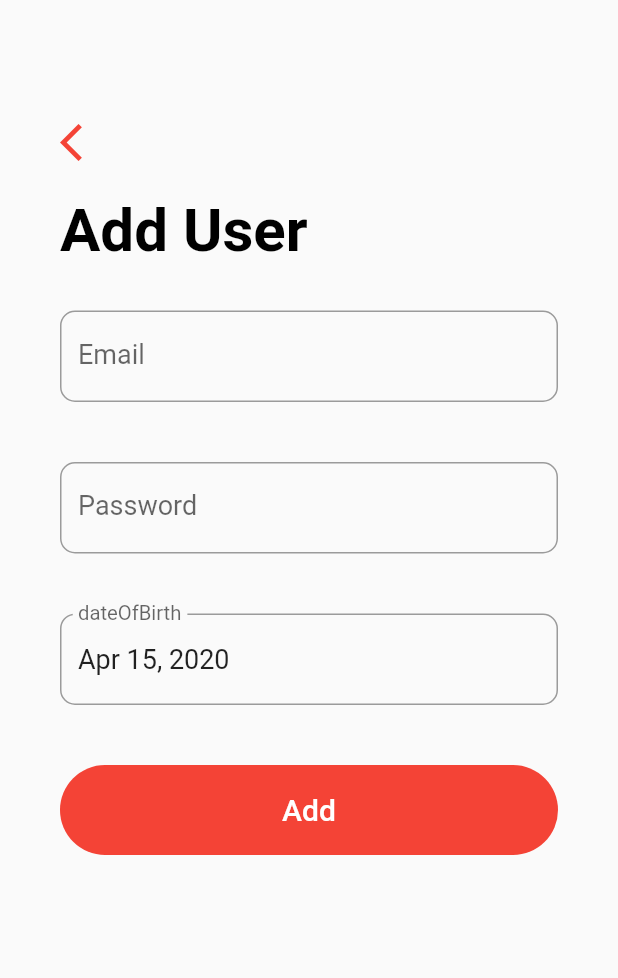
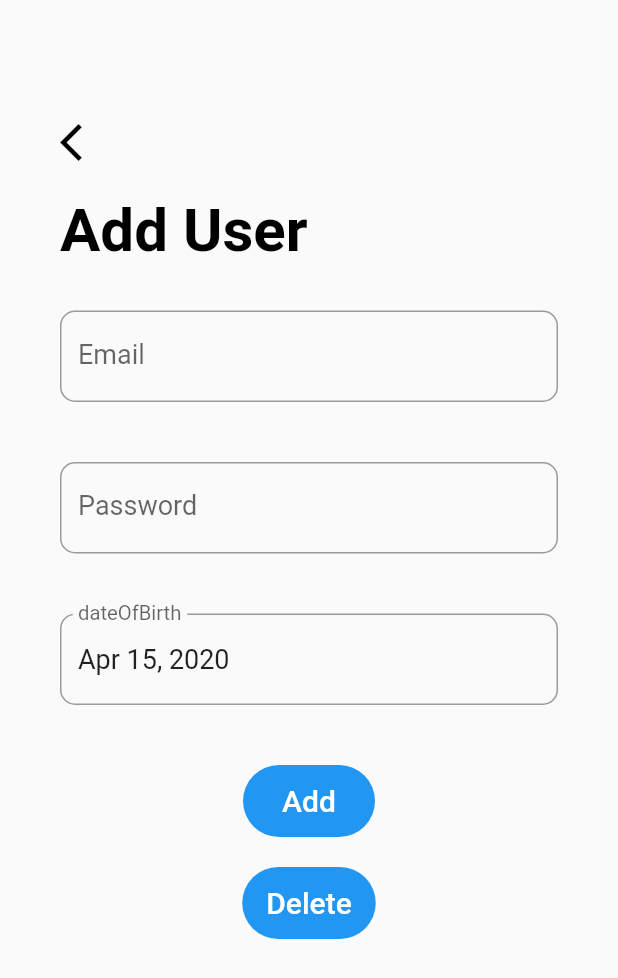
Before and after one commit to gudik-zoe/Flutter, a Flutter app: the screen it shows after launch, after a tap on the "add" icon, on a phone screen of 412 x 824 dp. Shown: the top 978 px of the screen. Run offline on Flutter 3.47's test engine with Material 2 defaults, Android fonts, the phone set to English and light mode, and no system bars; our stand-ins replace sqflite; accounts and stored records are empty.

Commit message:
style fixes

```diff
--- a/lib/helpers/database_helper.dart
+++ b/lib/helpers/database_helper.dart
@@ -16,12 +16,6 @@ class DatabaseHelper {
   String colDate = 'date';
   String colPriority = 'priority';
   String colStatus = 'status';
-
-  // Task Tables
-  // Id | Title | Date | Priority | Status
-  // 0     ''      ''      ''         0
-  // 2     ''      ''      ''         0
-  // 3     ''      ''      ''         0
 
   Future<Database> get db async {
     if (_db == null) {
--- a/lib/screens/add_user.dart
+++ b/lib/screens/add_user.dart
@@ -100,7 +100,7 @@ class _AddTaskScreenState extends State<AddTaskScreen> {
                   child: Icon(
                     Icons.arrow_back_ios,
                     size: 30.0,
-                    color: Theme.of(context).primaryColor,
+                    color: Colors.black,
                   ),
                 ),
                 SizedBox(height: 20.0),
@@ -181,54 +181,14 @@ class _AddTaskScreenState extends State<AddTaskScreen> {
                           ),
                         ),
                       ),
-
-                      // Padding(
-                      //   padding: EdgeInsets.symmetric(vertical: 20.0),
-                      //   child: DropdownButtonFormField(
-                      //     isDense: true,
-                      //     icon: Icon(Icons.arrow_drop_down_circle),
-                      //     iconSize: 22.0,
-                      //     iconEnabledColor: Theme.of(context).primaryColor,
-                      //     items: _priorities.map((String priority) {
-                      //       return DropdownMenuItem(
-                      //         value: priority,
-                      //         child: Text(
-                      //           priority,
-                      //           style: TextStyle(
-                      //             color: Colors.black,
-                      //             fontSize: 18.0,
-                      //           ),
-                      //         ),
-                      //       );
-                      //     }).toList(),
-                      //     style: TextStyle(fontSize: 18.0),
-                      //     decoration: InputDecoration(
-                      //       labelText: 'Priority',
-                      //       labelStyle: TextStyle(fontSize: 18.0),
-                      //       border: OutlineInputBorder(
-                      //         borderRadius: BorderRadius.circular(10.0),
-                      //       ),
-                      //     ),
-                      //     validator: (input) => _priority == null
-                      //         ? 'Please select a priority level'
-                      //         : null,
-                      //     onChanged: (value) {
-                      //       setState(() {
-                      //         _priority = value;
-                      //       });
-                      //     },
-                      //     value: _priority,
-                      //   ),
-                      // ),
                       Container(
                         margin: EdgeInsets.symmetric(vertical: 20.0),
-                        height: 60.0,
-                        width: double.infinity,
+                        // height: 60.0,
+                        // width: double.infinity,width: double.infinity,
                         decoration: BoxDecoration(
-                          color: Theme.of(context).primaryColor,
+                          color:Colors.blue,
                           borderRadius: BorderRadius.circular(30.0),
                         ),
-
                         child: FlatButton(
                           child: Text(
                             'Add',
@@ -238,16 +198,11 @@ class _AddTaskScreenState extends State<AddTaskScreen> {
                             ),
                           ),
                           onPressed: _submit,
-
                         ),
                       ),
-                      widget.task != null
-                          ? Container(
-                              margin: EdgeInsets.symmetric(vertical: 20.0),
-                              height: 60.0,
-                              width: double.infinity,
-                              decoration: BoxDecoration(
-                                color: Theme.of(context).primaryColor,
+                           Container(
+                               decoration: BoxDecoration(
+                                color: Colors.blue,
                                 borderRadius: BorderRadius.circular(30.0),
                               ),
                               child: FlatButton(
@@ -261,7 +216,6 @@ class _AddTaskScreenState extends State<AddTaskScreen> {
                                 onPressed: _delete,
                               ),
                             )
-                          : SizedBox.shrink(),
                     ],
                   ),
                 ),
--- a/lib/screens/users_list.dart
+++ b/lib/screens/users_list.dart
@@ -92,19 +92,19 @@ class _FormValidationState extends State<FormValidation> {
             );
           }
 
-          final int completedTaskCount = snapshot.data
-              .where((Task task) => task.status == 1)
-              .toList()
-              .length;
+          // final int completedTaskCount = snapshot.data
+          //     .where((Task task) => task.status == 1)
+          //     .toList()
+          //     .length;
 
           return ListView.builder(
-            padding: EdgeInsets.symmetric(vertical: 80.0),
+            // padding: EdgeInsets.symmetric(vertical: 10.0),
             itemCount: 1 + snapshot.data.length,
             itemBuilder: (BuildContext context, int index) {
               if (index == 0) {
                 return Padding(
                   padding:
-                      EdgeInsets.symmetric(horizontal: 40.0, vertical: 20.0),
+                      EdgeInsets.symmetric(horizontal: 40.0),
                   child: Column(
                     crossAxisAlignment: CrossAxisAlignment.start,
                     children: <Widget>[
```
Also changed, not shown: 1 other file.
